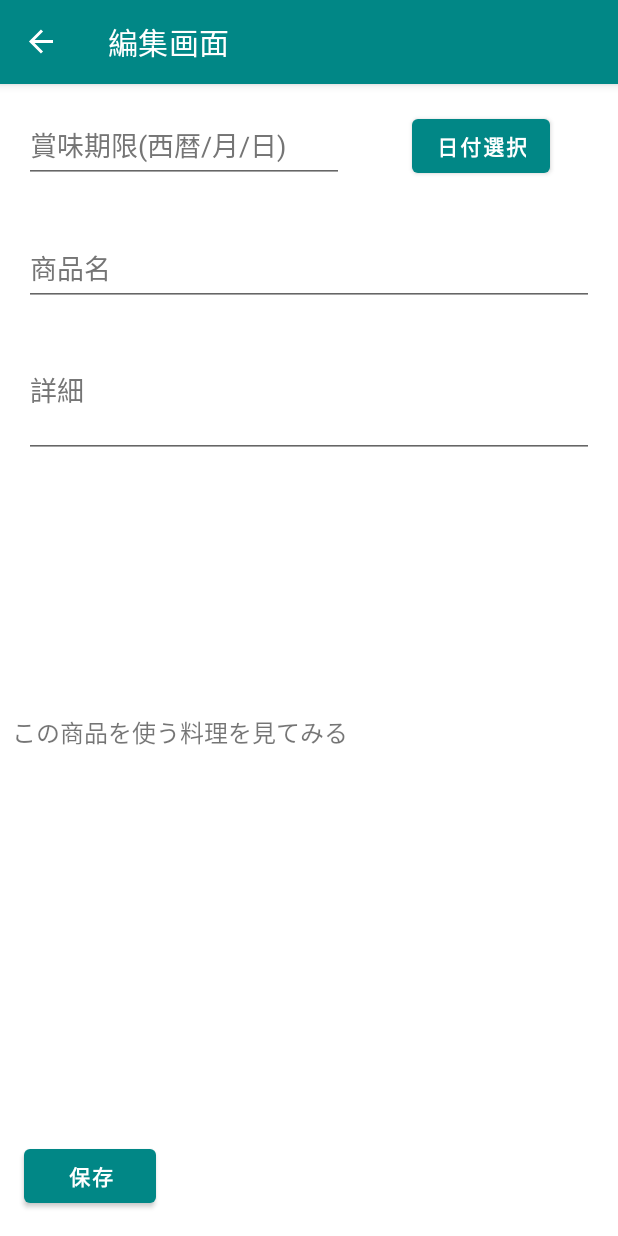
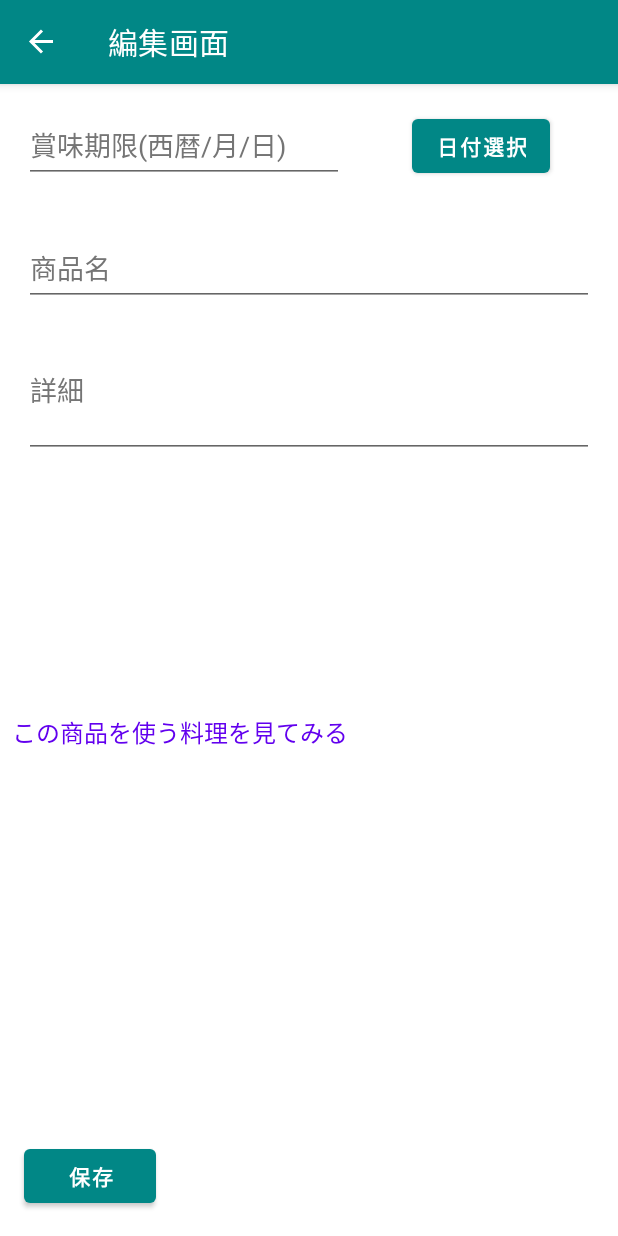
Before and after one commit to s20019/ExpiryDateManager, an Android app: the ExpiryDateEditFragment screen opened through its navigation route, on a phone screen of 412 x 824 dp. Run offline under Robolectric (Android 15) with nearby library versions, the phone set to English and light mode, and no system bars; our stand-ins replace navigation-ui; libraries missing offline, so code that uses them is left out: io.realm, io.realm.kotlin; 6 statements that could not run were skipped.

Commit message:
リンクを表示までできた

```diff
--- a/app/src/main/res/layout/fragment_expiry_date_edit.xml
+++ b/app/src/main/res/layout/fragment_expiry_date_edit.xml
@@ -98,9 +98,14 @@
         android:layout_width="0dp"
         android:layout_height="wrap_content"
         android:layout_marginStart="8dp"
-        android:layout_marginEnd="16dp"
+        android:layout_marginEnd="8dp"
+        android:autoLink="web"
+        android:focusable="auto"
+        android:focusableInTouchMode="false"
         android:text="@string/link_text"
+        android:textColor="@color/purple_500"
         android:textSize="16sp"
+        android:visibility="visible"
         app:layout_constraintBottom_toTopOf="@+id/guideline2"
         app:layout_constraintEnd_toEndOf="parent"
         app:layout_constraintStart_toStartOf="parent"
```
Also changed, not shown: app/src/main/java/jp/ac/it_college/std/s20019/expirydatemanager2/fragment/ExpiryDateEditFragment.kt (+11 -6 lines).
